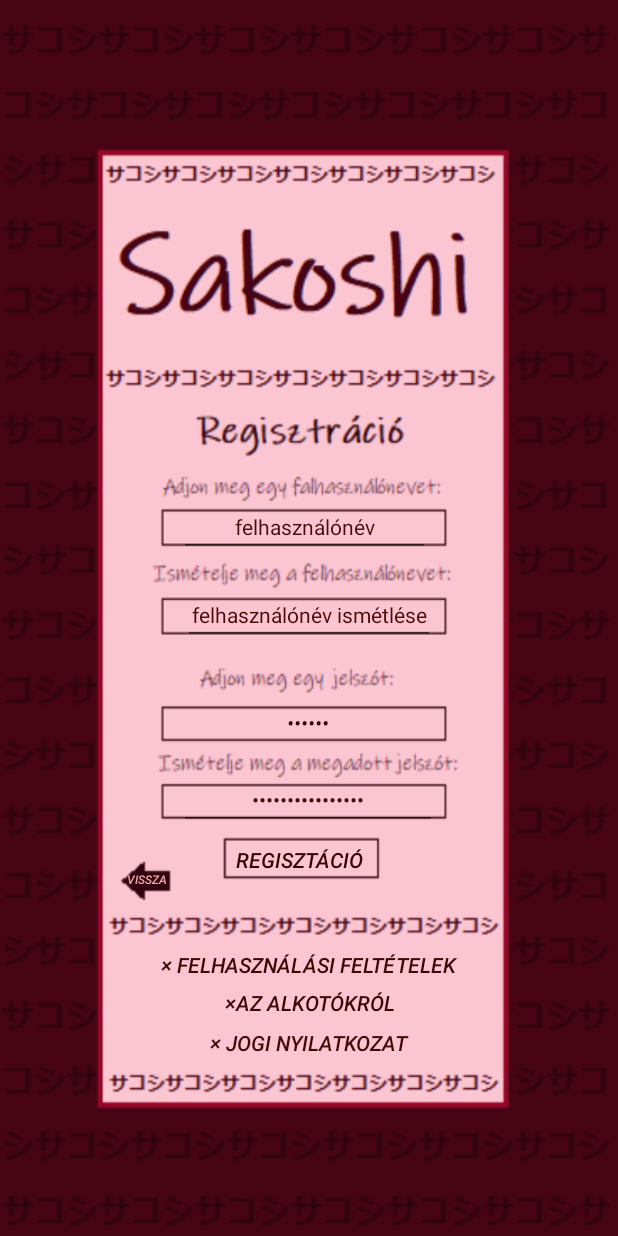
After one commit to KertaR/AFP-II, an Android app: the layout activity_registration.xml on its own in the app's theme, with its tools: preview values and no code run, on a phone screen of 412 x 824 dp. The commit adds this screen. Run offline under Robolectric (Android 15) with nearby library versions, the phone set to English and light mode, and no system bars.

Commit message:
Frontend kialakítása
Ragisztrációs felület, Jogi nyilatkozat, Az alkotólról és a Felhasználási felületek kialakítása.

```diff
--- /dev/null
+++ b/LOF/app/src/main/res/layout/activity_registration.xml
@@ -0,0 +1,157 @@
+<?xml version="1.0" encoding="utf-8"?>
+<androidx.constraintlayout.widget.ConstraintLayout xmlns:android="http://schemas.android.com/apk/res/android"
+    xmlns:app="http://schemas.android.com/apk/res-auto"
+    xmlns:tools="http://schemas.android.com/tools"
+    android:layout_width="match_parent"
+    android:layout_height="match_parent"
+    android:background="@drawable/registration">
+
+    <Button
+        android:id="@+id/button12"
+        android:layout_width="101dp"
+        android:layout_height="26dp"
+        android:layout_marginStart="8dp"
+        android:background="#00FFFFFF"
+        android:text="Regisztáció"
+        android:textColor="#350404"
+        android:textStyle="italic"
+        app:layout_constraintBottom_toBottomOf="parent"
+        app:layout_constraintEnd_toEndOf="parent"
+        app:layout_constraintHorizontal_bias="0.464"
+        app:layout_constraintStart_toStartOf="parent"
+        app:layout_constraintTop_toTopOf="parent"
+        app:layout_constraintVertical_bias="0.702" />
+
+    <EditText
+        android:id="@+id/editText3"
+        android:layout_width="172dp"
+        android:layout_height="34dp"
+        android:background="#00FFFFFF"
+        android:ems="10"
+        android:inputType="textPassword"
+        android:text="jelszó"
+        android:textAlignment="center"
+        android:textColor="#350303"
+        android:textSize="14sp"
+        android:textStyle="italic"
+        app:layout_constraintBottom_toBottomOf="parent"
+        app:layout_constraintEnd_toEndOf="parent"
+        app:layout_constraintHorizontal_bias="0.497"
+        app:layout_constraintStart_toStartOf="parent"
+        app:layout_constraintTop_toTopOf="parent"
+        app:layout_constraintVertical_bias="0.588" />
+
+    <EditText
+        android:id="@+id/editText4"
+        android:layout_width="172dp"
+        android:layout_height="33dp"
+        android:layout_marginBottom="4dp"
+        android:ems="10"
+        android:inputType="textPassword"
+        android:text="jelszó ismétlése"
+        android:textAlignment="center"
+        android:textColor="#450909"
+        android:textSize="14sp"
+        app:layout_constraintBottom_toBottomOf="parent"
+        app:layout_constraintEnd_toEndOf="parent"
+        app:layout_constraintHorizontal_bias="0.497"
+        app:layout_constraintStart_toStartOf="parent"
+        app:layout_constraintTop_toTopOf="parent"
+        app:layout_constraintVertical_bias="0.661" />
+
+    <Button
+        android:id="@+id/button9"
+        android:layout_width="205dp"
+        android:layout_height="24dp"
+        android:background="#00FFFFFF"
+        android:text="× Felhasználási feltételek"
+        android:textAlignment="center"
+        android:textColor="#3E0505"
+        android:textStyle="italic"
+        app:layout_constraintBottom_toBottomOf="parent"
+        app:layout_constraintEnd_toEndOf="parent"
+        app:layout_constraintHorizontal_bias="0.497"
+        app:layout_constraintStart_toStartOf="parent"
+        app:layout_constraintTop_toTopOf="parent"
+        app:layout_constraintVertical_bias="0.789" />
+
+    <Button
+        android:id="@+id/button10"
+        android:layout_width="125dp"
+        android:layout_height="22dp"
+        android:background="#00FFFFFF"
+        android:text="×Az alkotókról"
+        android:textColor="#3E0707"
+        android:textStyle="italic"
+        app:layout_constraintBottom_toBottomOf="parent"
+        app:layout_constraintEnd_toEndOf="parent"
+        app:layout_constraintStart_toStartOf="parent"
+        app:layout_constraintTop_toTopOf="parent"
+        app:layout_constraintVertical_bias="0.82" />
+
+    <Button
+        android:id="@+id/button11"
+        android:layout_width="146dp"
+        android:layout_height="24dp"
+        android:background="#00300606"
+        android:text="× Jogi nyilatkozat"
+        android:textAlignment="center"
+        android:textColor="#450808"
+        android:textStyle="italic"
+        app:layout_constraintBottom_toBottomOf="parent"
+        app:layout_constraintEnd_toEndOf="parent"
+        app:layout_constraintHorizontal_bias="0.498"
+        app:layout_constraintStart_toStartOf="parent"
+        app:layout_constraintTop_toTopOf="parent"
+        app:layout_constraintVertical_bias="0.854" />
+
+    <Button
+        android:id="@+id/button16"
+        style="@android:style/Widget.DeviceDefault.Button.Borderless.Small"
+        android:layout_width="74dp"
+        android:layout_height="36dp"
+        android:layout_marginStart="4dp"
+        android:text="Vissza"
+        android:textColor="#EAA4A4"
+        android:textSize="8sp"
+        android:textStyle="italic"
+        app:layout_constraintBottom_toBottomOf="parent"
+        app:layout_constraintEnd_toEndOf="parent"
+        app:layout_constraintHorizontal_bias="0.172"
+        app:layout_constraintStart_toStartOf="parent"
+        app:layout_constraintTop_toTopOf="parent"
+        app:layout_constraintVertical_bias="0.722" />
+
+    <EditText
+        android:id="@+id/editText5"
+        android:layout_width="167dp"
+        android:layout_height="35dp"
+        android:ems="10"
+        android:inputType="textPersonName"
+        android:text="felhasználónév"
+        android:textAlignment="center"
+        android:textColor="#490C0C"
+        android:textSize="14sp"
+        app:layout_constraintBottom_toBottomOf="parent"
+        app:layout_constraintEnd_toEndOf="parent"
+        app:layout_constraintHorizontal_bias="0.487"
+        app:layout_constraintStart_toStartOf="parent"
+        app:layout_constraintTop_toTopOf="parent"
+        app:layout_constraintVertical_bias="0.426" />
+
+    <EditText
+        android:id="@+id/editText6"
+        android:layout_width="168dp"
+        android:layout_height="36dp"
+        android:ems="10"
+        android:inputType="textPersonName"
+        android:text="felhasználónév ismétlése"
+        android:textAlignment="center"
+        android:textColor="#4C0707"
+        android:textSize="14sp"
+        app:layout_constraintBottom_toBottomOf="parent"
+        app:layout_constraintEnd_toEndOf="parent"
+        app:layout_constraintHorizontal_bias="0.5"
+        app:layout_constraintStart_toStartOf="parent"
+        app:layout_constraintTop_toTopOf="parent" />
+</androidx.constraintlayout.widget.ConstraintLayout>
```
Also changed, not shown: LOF/app/src/main/java/com/example/lof/MainActivity.java (+42 -0 lines), LOF/app/src/main/res/layout/activity_creator.xml (added, +110 -0 lines), LOF/app/src/main/res/layout/activity_legal_notice.xml (added, +111 -0 lines), LOF/app/src/main/res/layout/activity_terms_of_use.xml (added, +122 -0 lines), LOF/app/src/main/res/drawable-v24/feltetelek.png (added), LOF/app/src/main/res/drawable-v24/registration.png (added).
